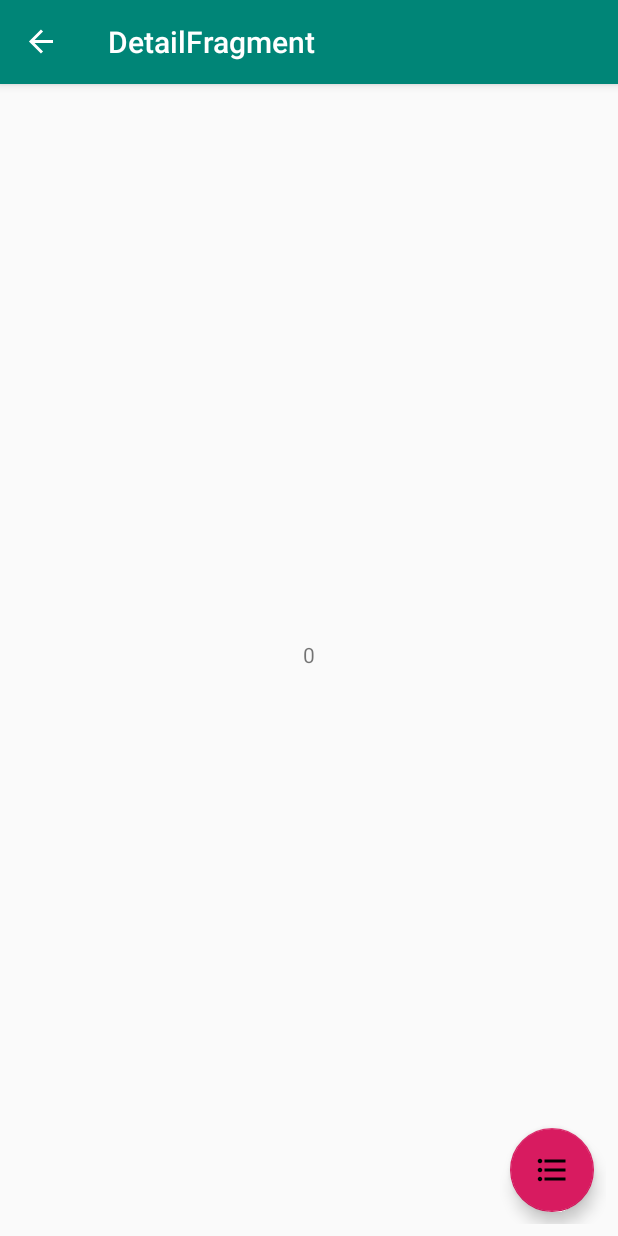
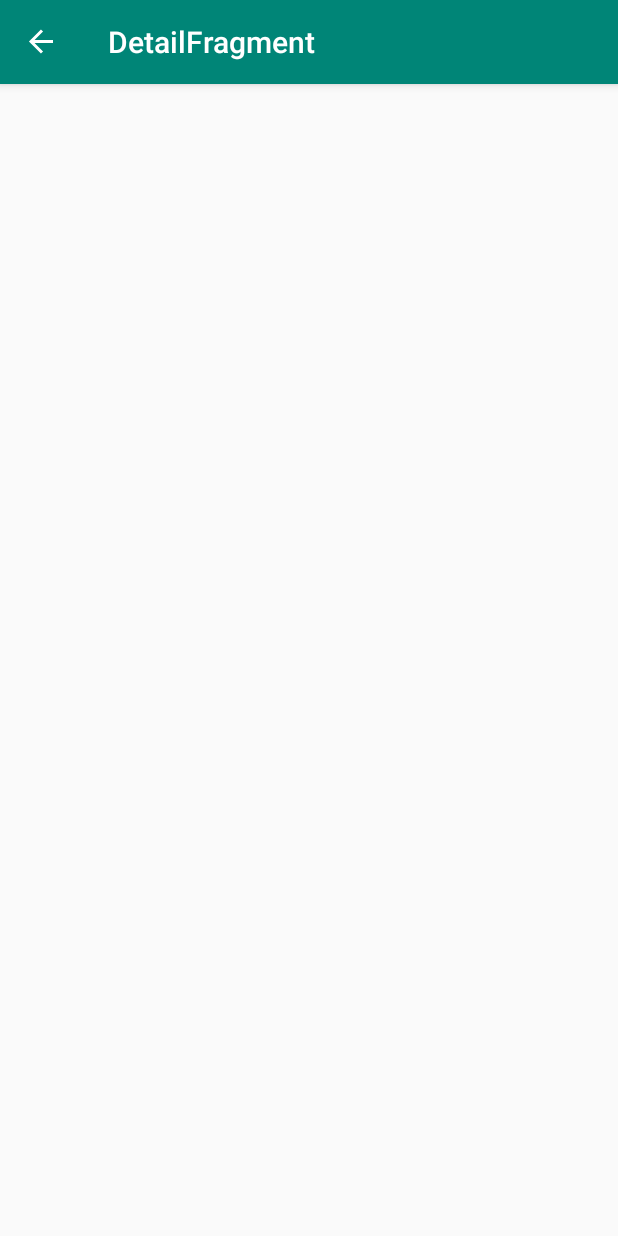
Before and after one commit to deepakrout/DogsApp, an Android app: the DetailFragment screen opened through its navigation route, on a phone screen of 412 x 824 dp. Run offline under Robolectric (Android 15) with nearby library versions, the phone set to English and light mode, and no system bars; our stand-ins replace data binding, navigation-ui.

```diff
--- a/app/src/main/java/com/iappstogo/dogsapp/view/DetailFragment.kt
+++ b/app/src/main/java/com/iappstogo/dogsapp/view/DetailFragment.kt
@@ -32,13 +32,10 @@ class DetailFragment : Fragment() {
         //Retirving arguments
         arguments?.let {
             dogUuid = DetailFragmentArgs.fromBundle(it).dogUuid
-            textView2.text = dogUuid.toString()
+
         }
 
-        buttonList.setOnClickListener{
-            val action :NavDirections = DetailFragmentDirections.actionDetailFragmentToActionListFragment()
-            Navigation.findNavController(it).navigate(action)
-        }
+
     }
 
 }
--- a/app/src/main/java/com/iappstogo/dogsapp/view/ListFragment.kt
+++ b/app/src/main/java/com/iappstogo/dogsapp/view/ListFragment.kt
@@ -14,6 +14,7 @@ import kotlinx.android.synthetic.main.fragment_list.*
 import java.util.*
 
 
+//Fragments: List Fragment
 class ListFragment : Fragment() {
 
     override fun onCreateView(
@@ -24,16 +25,7 @@ class ListFragment : Fragment() {
         return inflater.inflate(R.layout.fragment_list, container, false)
     }
 
-    override fun onViewCreated(view: View, savedInstanceState: Bundle?) {
-        super.onViewCreated(view, savedInstanceState)
 
-        //Set Nav direction when the button i clicked
-        buttonDetails.setOnClickListener {
-            val action :ListFragmentDirections.ActionListFragmentToActionDetailFragment = ListFragmentDirections.actionListFragmentToActionDetailFragment()
-            action.dogUuid = 5
-            Navigation.findNavController(it).navigate(action)
-        }
-    }
 
 
 }
--- a/app/src/main/res/layout/fragment_detail.xml
+++ b/app/src/main/res/layout/fragment_detail.xml
@@ -9,32 +9,5 @@
             android:layout_height="match_parent"
             tools:context=".view.DetailFragment">
 
-
-        <TextView
-                android:text="Details Fragment"
-                android:layout_width="wrap_content"
-                android:layout_height="wrap_content"
-                android:id="@+id/textView2"
-                app:layout_constraintStart_toStartOf="parent"
-                android:layout_marginLeft="8dp"
-                android:layout_marginStart="8dp"
-                app:layout_constraintEnd_toEndOf="parent"
-                android:layout_marginEnd="8dp"
-                android:layout_marginRight="8dp"
-                app:layout_constraintTop_toTopOf="parent"
-                android:layout_marginBottom="8dp"
-                app:layout_constraintBottom_toBottomOf="parent"/>
-
-        <com.google.android.material.floatingactionbutton.FloatingActionButton
-                android:src="@drawable/ic_list"
-                android:layout_width="wrap_content"
-                android:layout_height="wrap_content"
-                android:clickable="true"
-                android:id="@+id/buttonList"
-                app:layout_constraintEnd_toEndOf="parent"
-                android:layout_marginEnd="8dp"
-                android:layout_marginRight="8dp"
-                android:layout_marginBottom="8dp"
-                app:layout_constraintBottom_toBottomOf="parent"/>
     </androidx.constraintlayout.widget.ConstraintLayout>
 </layout>
```
Also changed, not shown: app/src/main/res/layout/fragment_list.xml (+0 -26 lines).
